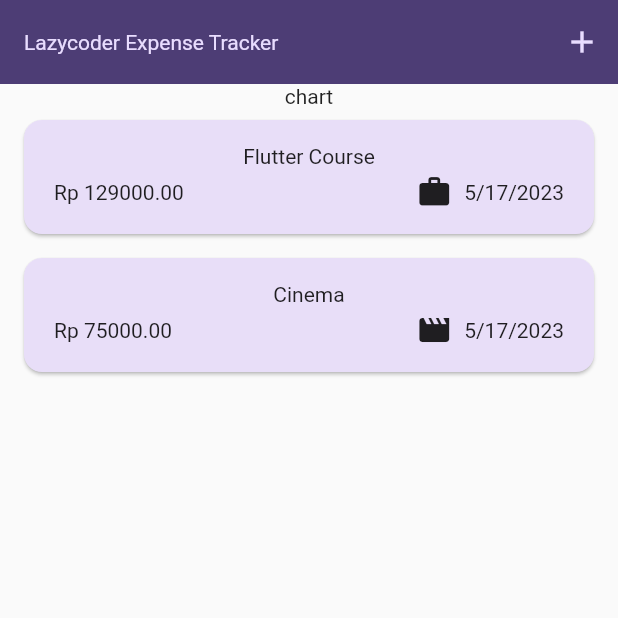
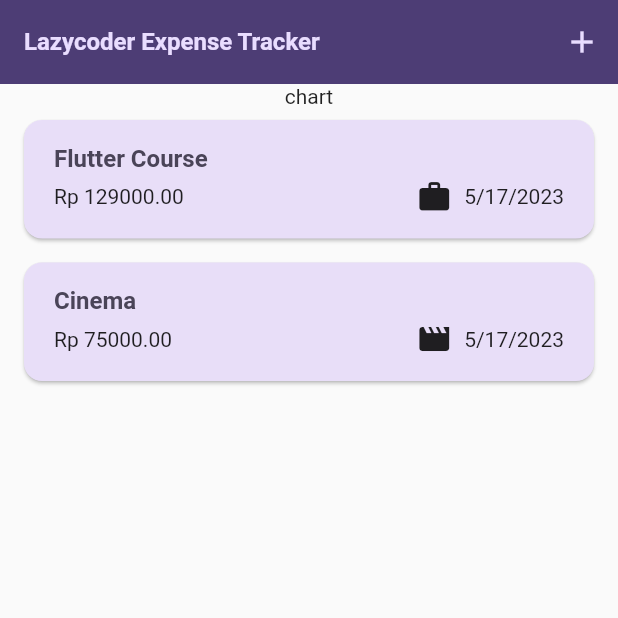
Before and after one commit to matiuskm/expense_tracker, a Flutter app: the screen it shows after launch, on a phone screen of 412 x 824 dp, the top half of it. Run offline on Flutter 3.47's test engine with Material 2 defaults, Android fonts, the phone set to English and light mode, and no system bars.

Commit message:
part 124

```diff
--- a/lib/widgets/expenses_list/expense_item.dart
+++ b/lib/widgets/expenses_list/expense_item.dart
@@ -14,8 +14,12 @@ class ExpenseItem extends StatelessWidget {
           vertical: 16,
         ),
         child: Column(
+          crossAxisAlignment: CrossAxisAlignment.start,
           children: [
-            Text(expense.title),
+            Text(
+              expense.title,
+              style: Theme.of(context).textTheme.titleLarge,
+            ),
             const SizedBox(
               height: 4.0,
             ),
--- a/lib/widgets/expenses_list/expenses_list.dart
+++ b/lib/widgets/expenses_list/expenses_list.dart
@@ -19,6 +19,11 @@ class ExpensesList extends StatelessWidget {
       itemCount: expenses.length,
       itemBuilder: (ctx, index) => Dismissible(
         key: ValueKey(expenses[index]),
+        background: Container(
+          color: Theme.of(context).colorScheme.error.withOpacity(0.75),
+          margin: EdgeInsets.symmetric(
+              horizontal: Theme.of(context).cardTheme.margin!.horizontal),
+        ),
         onDismissed: (direction) => onRemoveExpense(expenses[index]),
         child: ExpenseItem(expenses[index]),
       ),
```
Also changed, not shown: lib/main.dart (+6 -3 lines).
